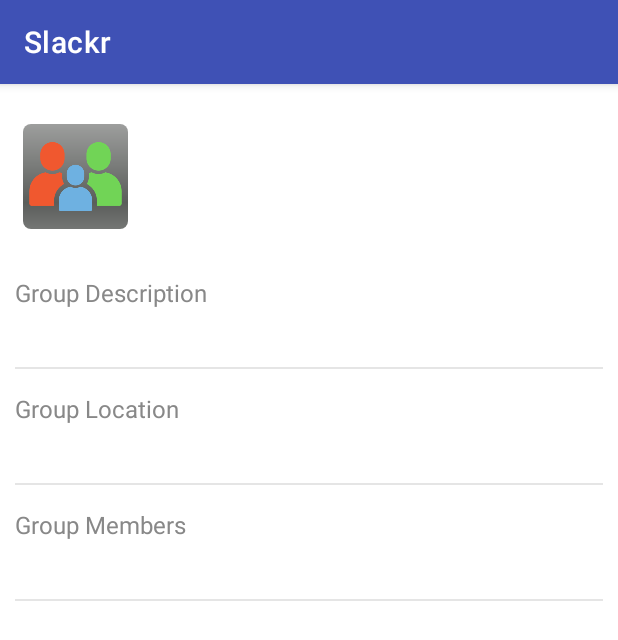
After one commit to keshab101/slackr-cmsc436-group30, an Android app: the GroupViewActivity screen opened directly, with no data from a screen before it, on a phone screen of 412 x 824 dp. The commit adds this screen. Shown: the top 640 px of the screen. Run offline under Robolectric (Android 15) with nearby library versions, the phone set to English and light mode, and no system bars; Roboto replaces fonts that are not available here.

Commit message:
View function

```diff
--- a/Slackr/app/src/main/AndroidManifest.xml
+++ b/Slackr/app/src/main/AndroidManifest.xml
@@ -12,15 +12,14 @@
         android:screenOrientation="portrait"
         android:supportsRtl="true"
         android:theme="@style/AppTheme">
+        <activity android:name=".GroupViewActivity"></activity>
         <activity android:name=".SplashActivity">
             <intent-filter>
                 <action android:name="android.intent.action.MAIN" />
 
                 <category android:name="android.intent.category.LAUNCHER" />
             </intent-filter>
-        </activity>
-
-        <!--adding activities in order-->
+        </activity> <!-- adding activities in order -->
         <activity android:name=".MainActivity" />
         <activity android:name=".RegistrationActivity" />
         <activity android:name=".LoginActivity" />
--- /dev/null
+++ b/Slackr/app/src/main/java/com/example/slackr/GroupViewActivity.kt
@@ -0,0 +1,39 @@
+package com.example.slackr
+
+import androidx.appcompat.app.AppCompatActivity
+import android.os.Bundle
+import android.util.Log
+import android.widget.TextView
+
+class GroupViewActivity : AppCompatActivity() {
+
+    private var groupName: TextView? = null
+    private var groupSubject: TextView? = null
+    private var groupDescription: TextView? = null
+    private var groupLocation: TextView? = null
+    private var groupMember: TextView? = null
+
+    override fun onCreate(savedInstanceState: Bundle?) {
+        super.onCreate(savedInstanceState)
+        setContentView(R.layout.activity_group_view)
+
+        // Get reference
+        groupName = findViewById(R.id.group_view_name)
+        groupSubject = findViewById(R.id.group_view_subject)
+        groupDescription = findViewById(R.id.group_view_description)
+        groupLocation = findViewById(R.id.group_view_location)
+        groupMember = findViewById(R.id.group_view_group_members)
+
+        // Get necessary information from the intent
+        groupName!!.text = intent.getStringExtra("GroupName")
+        groupSubject!!.text = intent.getStringExtra("GroupSubject")
+        groupDescription!!.text = intent.getStringExtra("GroupDescription")
+        groupLocation!!.text = intent.getStringExtra("GroupLocation")
+        groupMember!!.text = intent.getStringExtra("GroupMembersCount")
+
+    }
+
+    companion object {
+        const val TAG = "Slacker-App"
+    }
+}
--- a/Slackr/app/src/main/java/com/example/slackr/fragments/AddFragment.kt
+++ b/Slackr/app/src/main/java/com/example/slackr/fragments/AddFragment.kt
@@ -72,10 +72,6 @@ class AddFragment : Fragment() {
         databaseRef = FirebaseDatabase.getInstance().getReference("groups")
         val groupId = databaseRef!!.push().key.toString()
 
-        Log.i(TAG, "groupNameStr: $groupNameStr")
-        Log.i(TAG, "groupId: $groupId")
-        Log.i(TAG, "groupMemberCount: $groupMemberCount")
-
         // Add members using a hash map
         memberHash[userId] = userId
 
@@ -93,8 +89,6 @@ class AddFragment : Fragment() {
                 description!!.text.clear()
                 subject!!.text.clear()
 
-                Log.i(TAG, "////////////////////Group was made////////////////////////")
-
                 Toast.makeText(context, "Group Successfully Created", Toast.LENGTH_SHORT).show()
             } else {
                 Toast.makeText(context, "Failed to create the group", Toast.LENGTH_SHORT).show()
--- /dev/null
+++ b/Slackr/app/src/main/res/layout/activity_group_view.xml
@@ -0,0 +1,171 @@
+<?xml version="1.0" encoding="utf-8"?>
+<RelativeLayout xmlns:android="http://schemas.android.com/apk/res/android"
+android:layout_width="match_parent"
+android:layout_height="match_parent">
+
+    <RelativeLayout
+        android:id="@+id/group_view_info_pic"
+        android:layout_width="wrap_content"
+        android:layout_height="match_parent"
+        android:layout_alignBottom="@id/group_view_info"
+        android:paddingBottom="20dp">
+
+        <ImageView
+            android:id="@+id/group_view_pic"
+            android:layout_width="70dp"
+            android:layout_height="70dp"
+            android:layout_centerVertical="true"
+            android:layout_marginStart="15dp"
+            android:layout_marginEnd="15dp"
+            android:background="@drawable/gray_tint_background"
+            android:src="@drawable/group_icon"
+            android:contentDescription="TODO" />
+
+    </RelativeLayout>
+
+    <RelativeLayout
+        android:id="@+id/group_view_info"
+        android:layout_width="match_parent"
+        android:layout_height="wrap_content"
+        android:layout_toEndOf="@id/group_view_info_pic"
+        android:paddingTop="10dp"
+        android:paddingBottom="30dp">
+
+        <TextView
+            android:id="@+id/group_view_name"
+            android:layout_width="wrap_content"
+            android:layout_height="wrap_content"
+            android:layout_centerHorizontal="true"
+            android:layout_marginTop="15sp"
+            android:fontFamily="sans-serif"
+            android:text="Group Name"
+            android:textColor="@color/black"
+            android:textSize="32sp" />
+
+        <TextView
+            android:id="@+id/group_view_subject"
+            android:layout_width="wrap_content"
+            android:layout_height="wrap_content"
+            android:layout_below="@+id/group_view_name"
+            android:layout_centerHorizontal="true"
+            android:fontFamily="sans-serif"
+            android:text="Group Subject"
+            android:textAllCaps="true"
+            android:textColor="@color/black"
+            android:textSize="18sp" />
+
+    </RelativeLayout>
+
+    <RelativeLayout
+        android:id="@+id/group_view_detail"
+        android:layout_width="match_parent"
+        android:layout_height="wrap_content"
+        android:layout_below="@id/group_view_info">
+
+        <LinearLayout
+            android:layout_width="match_parent"
+            android:layout_height="wrap_content"
+            android:layout_centerInParent="true"
+            android:layout_marginLeft="10dp"
+            android:layout_marginRight="10dp"
+            android:layout_marginTop="10dp"
+            android:orientation="vertical">
+
+            <LinearLayout
+                android:layout_width="match_parent"
+                android:layout_height="wrap_content"
+                android:orientation="vertical">
+
+                <TextView
+                    android:layout_width="wrap_content"
+                    android:layout_height="wrap_content"
+                    android:text="Group Description"
+                    android:textColor="#888888"
+                    android:textSize="16sp" />
+
+                <TextView
+                    android:id="@+id/group_view_description"
+                    android:layout_width="wrap_content"
+                    android:layout_height="wrap_content"
+                    android:fontFamily="sans-serif-light"
+                    android:text="Group Description"
+                    android:textColor="#000000"
+                    android:layout_marginTop="6dp"
+                    android:textSize="20sp" />
+
+                <View
+                    android:layout_width="match_parent"
+                    android:layout_height="1dp"
+                    android:layout_marginTop="5dp"
+                    android:background="@color/grey" />
+
+            </LinearLayout>
+
+            <LinearLayout
+                android:layout_width="match_parent"
+                android:layout_height="wrap_content"
+                android:layout_marginTop="15dp"
+                android:orientation="vertical">
+
+                <TextView
+                    android:layout_width="wrap_content"
+                    android:layout_height="wrap_content"
+                    android:text="Group Location"
+                    android:textColor="#888888"
+                    android:textSize="16sp" />
+
+                <TextView
+                    android:id="@+id/group_view_location"
+                    android:layout_width="wrap_content"
+                    android:layout_height="wrap_content"
+                    android:fontFamily="sans-serif-light"
+                    android:text="Group Location"
+                    android:textColor="#000000"
+                    android:layout_marginTop="6dp"
+                    android:textSize="20sp" />
+
+                <View
+                    android:layout_width="match_parent"
+                    android:layout_height="1dp"
+                    android:layout_marginTop="5dp"
+                    android:background="@color/grey" />
+
+            </LinearLayout>
+
+            <LinearLayout
+                android:layout_width="match_parent"
+                android:layout_height="wrap_content"
+                android:layout_marginTop="15dp"
+                android:orientation="vertical">
+
+                <TextView
+                    android:layout_width="wrap_content"
+                    android:layout_height="wrap_content"
+                    android:text="Group Members"
+                    android:textColor="#888888"
+                    android:textSize="16sp" />
+
+                <TextView
+                    android:id="@+id/group_view_group_members"
+                    android:layout_width="wrap_content"
+                    android:layout_height="wrap_content"
+                    android:fontFamily="sans-serif-light"
+                    android:text="Group Members"
+                    android:textColor="#000000"
+                    android:layout_marginTop="6dp"
+                    android:textSize="20sp" />
+
+                <View
+                    android:layout_width="match_parent"
+                    android:layout_height="1dp"
+                    android:layout_marginTop="5dp"
+                    android:background="@color/grey" />
+
+            </LinearLayout>
+
+
+        </LinearLayout>
+
+    </RelativeLayout>
+
+</RelativeLayout>
--- a/Slackr/app/src/main/res/values/strings.xml
+++ b/Slackr/app/src/main/res/values/strings.xml
@@ -57,8 +57,10 @@
         <item>Writing or Composition</item>
 
         <!--       Science -->
-        <item>Biology</item> (typically has advanced classes)
-        <item>Chemistry</item> (typically has advanced classes)
+        <item>Biology</item>
+        (typically has advanced classes)
+        <item>Chemistry</item>
+        (typically has advanced classes)
         <item>Earth or Space Sciences</item>
         <item>Physics</item>
 
```
Also changed, not shown: Slackr/app/src/main/java/com/example/slackr/RegistrationActivity.kt (+14 -11 lines), Slackr/app/src/main/java/com/example/slackr/fragments/GroupList.kt (+31 -8 lines), Slackr/app/src/main/java/com/example/slackr/fragments/HomeFragment.kt (+13 -3 lines), Slackr/app/src/main/res/layout/fragment_add.xml (+13 -23 lines), Slackr/app/src/main/res/layout/group_list.xml (+48 -13 lines). Lines whose indentation alone changed are shown as unchanged.
